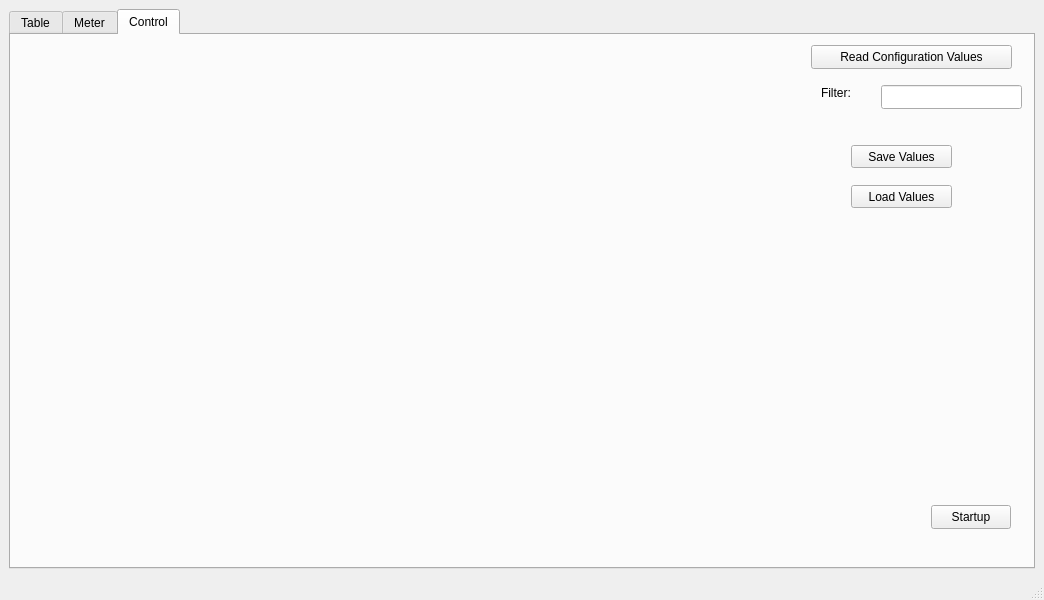
The window that Qt/PV_View/mainwindow.ui (Rolloke/GUI-Apps) describes before a commit, drawn with Qt 5.
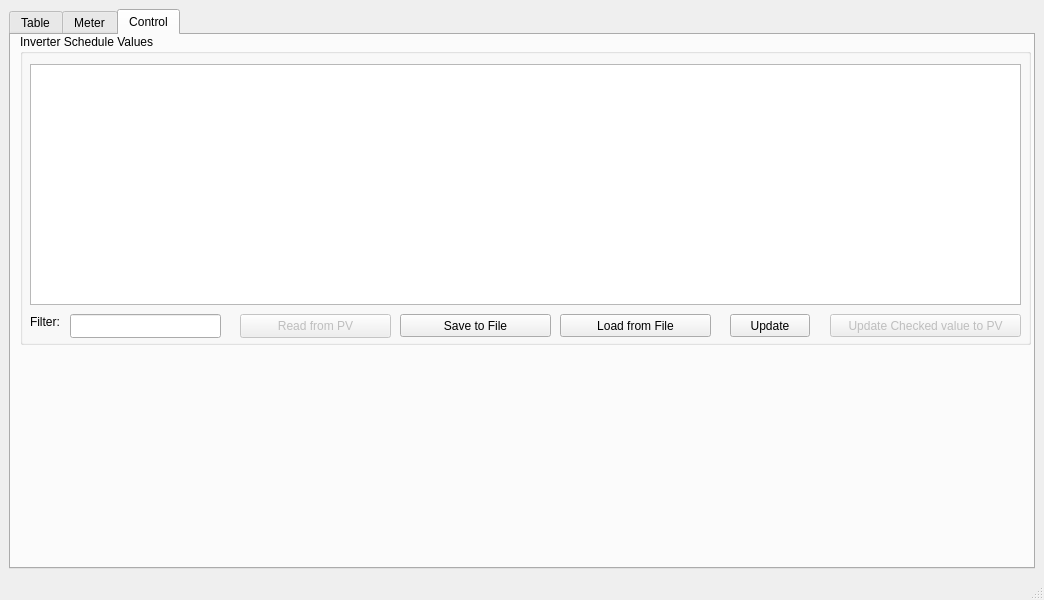
The same window after the commit. The open tabs and pages were chosen to show the change. Icons and pictures are not drawn.

Commit message: implemented tabel for scheduled values

The edit to the form file:
```diff
--- a/Qt/PV_View/mainwindow.ui
+++ b/Qt/PV_View/mainwindow.ui
@@ -605,43 +605,45 @@
        </layout>
       </widget>
       <widget class="QWidget" name="tabControl">
+       <property name="sizePolicy">
+        <sizepolicy hsizetype="Expanding" vsizetype="Expanding">
+         <horstretch>1</horstretch>
+         <verstretch>1</verstretch>
+        </sizepolicy>
+       </property>
        <property name="accessibleName">
         <string/>
        </property>
        <attribute name="title">
         <string>Control</string>
        </attribute>
-       <widget class="QPushButton" name="btnStartup">
+       <widget class="QGroupBox" name="groupBox">
         <property name="geometry">
          <rect>
-          <x>920</x>
-          <y>470</y>
-          <width>80</width>
-          <height>24</height>
+          <x>9</x>
+          <y>-1</y>
+          <width>1011</width>
+          <height>311</height>
          </rect>
         </property>
-        <property name="text">
-         <string>Startup</string>
+        <property name="title">
+         <string>Inverter Schedule Values</string>
         </property>
-       </widget>
-       <widget class="QPushButton" name="btnReadConfig">
+        <widget class="QTableView" name="tableViewSchedule">
         <property name="geometry">
          <rect>
-          <x>800</x>
-          <y>10</y>
-          <width>201</width>
-          <height>24</height>
-         </rect>
-        </property>
-        <property name="text">
-         <string>Read Configuration Values</string>
-        </property>
-       </widget>
-       <widget class="QLabel" name="labelFilterForConfig">
+           <x>10</x>
+           <y>30</y>
+           <width>991</width>
+           <height>241</height>
+          </rect>
+         </property>
+        </widget>
+        <widget class="QLabel" name="labelFilterForSchedule">
         <property name="geometry">
          <rect>
-          <x>810</x>
-          <y>50</y>
+           <x>10</x>
+           <y>280</y>
           <width>51</width>
           <height>16</height>
          </rect>
@@ -650,41 +652,87 @@
          <string>Filter:</string>
         </property>
        </widget>
-       <widget class="QLineEdit" name="edtFilterForConfig">
+        <widget class="QLineEdit" name="edtFilterForSchedule">
         <property name="geometry">
          <rect>
-          <x>870</x>
-          <y>50</y>
-          <width>141</width>
+           <x>50</x>
+           <y>280</y>
+           <width>151</width>
           <height>24</height>
          </rect>
         </property>
        </widget>
-       <widget class="QPushButton" name="btnStoreValues">
+        <widget class="QPushButton" name="btnReadConfig">
+         <property name="enabled">
+          <bool>false</bool>
+         </property>
         <property name="geometry">
          <rect>
-          <x>840</x>
-          <y>110</y>
-          <width>101</width>
-          <height>23</height>
+           <x>220</x>
+           <y>280</y>
+           <width>151</width>
+           <height>24</height>
          </rect>
         </property>
         <property name="text">
-         <string>Save Values</string>
+          <string>Read from PV</string>
         </property>
        </widget>
        <widget class="QPushButton" name="btnLoadValues">
         <property name="geometry">
          <rect>
-          <x>840</x>
-          <y>150</y>
-          <width>101</width>
+           <x>540</x>
+           <y>280</y>
+           <width>151</width>
           <height>23</height>
          </rect>
         </property>
         <property name="text">
-         <string>Load Values</string>
-        </property>
+          <string>Load from File</string>
+         </property>
+        </widget>
+        <widget class="QPushButton" name="btnStoreValues">
+         <property name="geometry">
+          <rect>
+           <x>380</x>
+           <y>280</y>
+           <width>151</width>
+           <height>23</height>
+          </rect>
+         </property>
+         <property name="text">
+          <string>Save to File</string>
+         </property>
+        </widget>
+        <widget class="QPushButton" name="btnSendValueToPv">
+         <property name="enabled">
+          <bool>false</bool>
+         </property>
+         <property name="geometry">
+          <rect>
+           <x>810</x>
+           <y>280</y>
+           <width>191</width>
+           <height>23</height>
+          </rect>
+         </property>
+         <property name="text">
+          <string>Update Checked value to PV</string>
+         </property>
+        </widget>
+        <widget class="QPushButton" name="btnUpdataList">
+         <property name="geometry">
+          <rect>
+           <x>710</x>
+           <y>280</y>
+           <width>80</width>
+           <height>23</height>
+          </rect>
+         </property>
+         <property name="text">
+          <string>Update</string>
+         </property>
+        </widget>
        </widget>
       </widget>
      </widget>
```
Left out of the diff: 14 changed lines with no effect on the pictures. Lines whose indentation alone changed are shown as unchanged. The commit also changes 4 other files.
